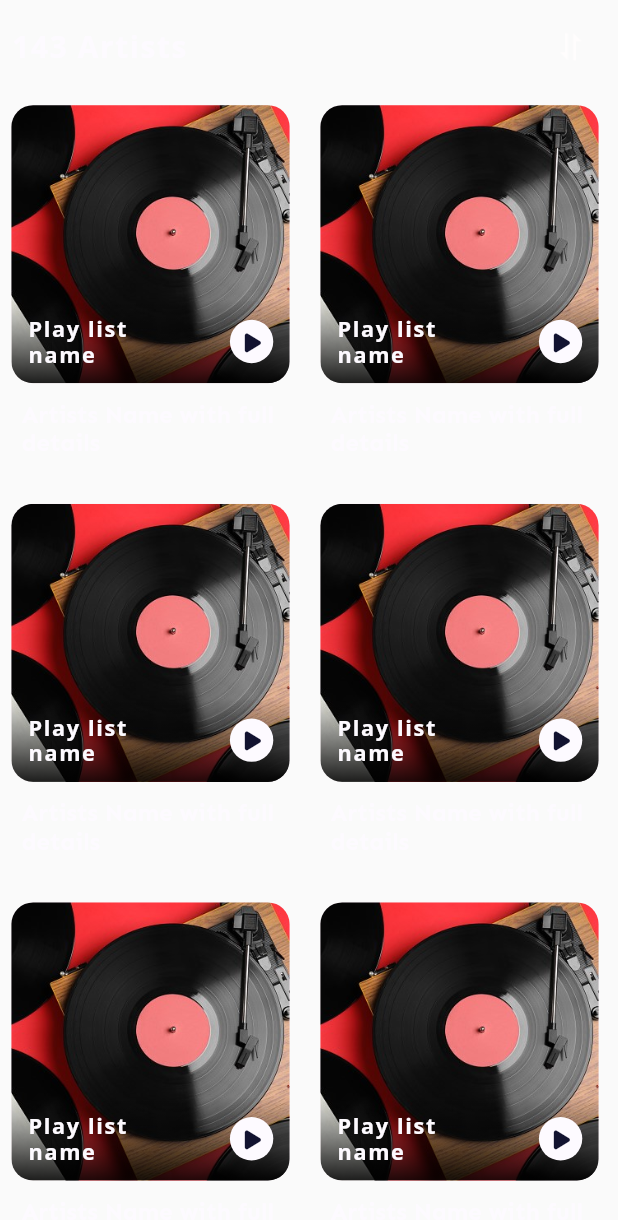
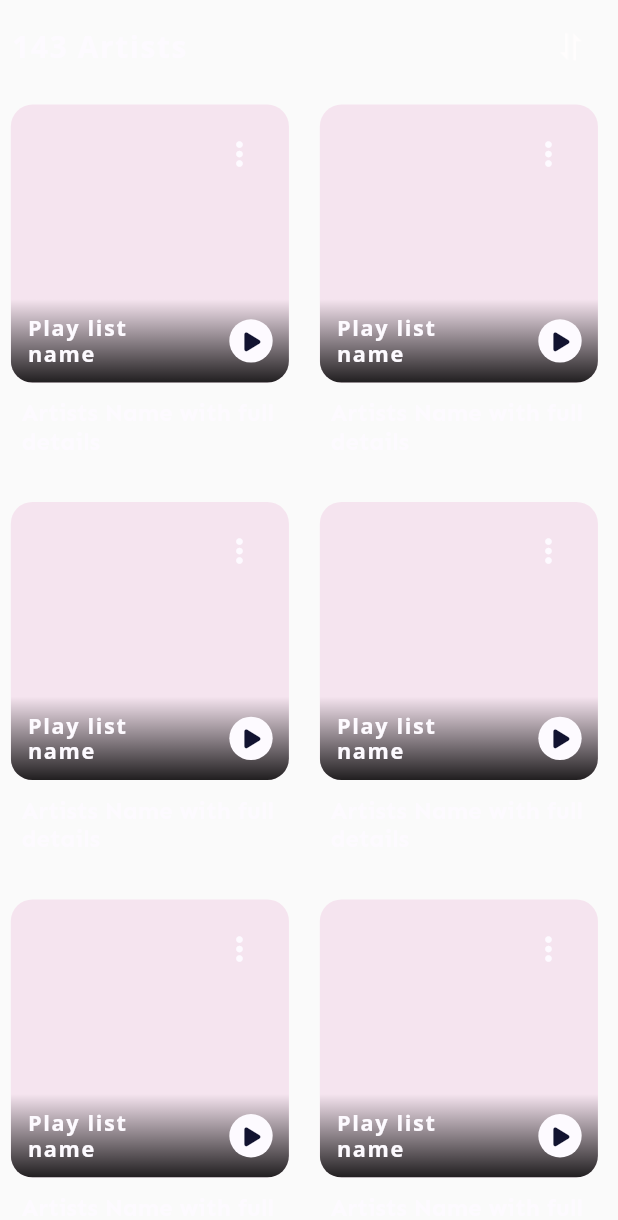
Before and after one commit to Sanaullh-Dev/bebop_music, a Flutter app: the ArtistsTab widget shown alone on an empty page, opened directly, on a phone screen of 412 x 824 dp. Shown: the top 1220 px of the screen. Run offline on Flutter 3.47's test engine with Material 2 defaults, Android fonts, the phone set to English and light mode, and no system bars; our stand-ins replace flutter_screenutil, font_awesome_flutter.

Commit message:
artists working

```diff
--- a/lib/pages/my_music/tabs_screen/albums_tab.dart
+++ b/lib/pages/my_music/tabs_screen/albums_tab.dart
@@ -10,6 +10,8 @@ class AlbumsTab extends StatelessWidget {
   @override
   // Library
   Widget build(BuildContext context) {
+     final size = MediaQuery.of(context).size.width * 0.45;
+
     return SingleChildScrollView(
       child: Column(
         children: [
@@ -30,7 +32,8 @@ class AlbumsTab extends StatelessWidget {
               crossAxisCount: 2,
               itemCount: 15,
               itemBuilder: (BuildContext context, int index) {
-                return const PlaylistCardMax(
+                return PlaylistCardMax(
+                  cardSize: size,
                     titleName: "Folder Name",
                     subTitleName: "Album Name",
                     cardDesc: "29 Songs");
--- a/lib/pages/my_music/tabs_screen/artists_tab.dart
+++ b/lib/pages/my_music/tabs_screen/artists_tab.dart
@@ -9,6 +9,8 @@ class ArtistsTab extends StatelessWidget {
 
   @override
   Widget build(BuildContext context) {
+    final size = MediaQuery.of(context).size.width * 0.45;
+
     return SingleChildScrollView(
       child: Column(
         children: [
@@ -24,12 +26,13 @@ class ArtistsTab extends StatelessWidget {
             ),
           ),
           AlignedGridView.count(
-            primary: false,
+              primary: false,
               shrinkWrap: true,
               crossAxisCount: 2,
               itemCount: 15,
               itemBuilder: (BuildContext context, int index) {
-                return const PlaylistCardMax(
+                return PlaylistCardMax(
+                  cardSize: size,
                   titleName: "Artists Name with full details",
                   subTitleName: "",
                   cardDesc: "Play list name",
--- a/lib/share_widgets/play_all_bar.dart
+++ b/lib/share_widgets/play_all_bar.dart
@@ -9,7 +9,7 @@ class PlayAllBar extends StatelessWidget {
 
   @override
   Widget build(BuildContext context) {
-    var btnSize = 80.sp;
+    var btnSize = 75.sp;
     return Row(
       children: [
         Container(
--- a/lib/share_widgets/playlist_card.dart
+++ b/lib/share_widgets/playlist_card.dart
@@ -65,23 +65,23 @@ class PlaylistCardMax extends StatelessWidget {
   final String titleName;
   final String subTitleName;
   final String cardDesc;
+  final double cardSize;
   const PlaylistCardMax(
       {super.key,
       required this.titleName,
       required this.subTitleName,
-      required this.cardDesc});
+      required this.cardDesc,
+      required this.cardSize});
 
   @override
   Widget build(BuildContext context) {
-    final size = MediaQuery.of(context).size.width * 0.45;
-
     return Column(
       crossAxisAlignment: CrossAxisAlignment.start,
       children: [
         Container(
-          width: size,
-          height: size,
-          margin: EdgeInsets.symmetric(vertical: 20.w, horizontal: 20.w),
+          width: cardSize,
+          height: cardSize,
+          margin: EdgeInsets.symmetric(vertical: 20.sp, horizontal: 20.sp),
           decoration: BoxDecoration(
               color: primaryLightColor,
               borderRadius: BorderRadius.circular(40.r)),
@@ -99,17 +99,19 @@ class PlaylistCardMax extends StatelessWidget {
                             color: textColor, size: 70.sp)),
                   ),
                 ),
-                SizedBox(
-                  width: size,
-                  height: size,
-                  // child: Image.asset('assets/images/default_img.jpg',
-                  child: Image.asset('assets/images/album.jpg',
-                      fit: BoxFit.fitHeight),
-                ),
-                Align(
+                // SizedBox(
+                //   width: cardSize,
+                //   height: cardSize,
+                //   // child: Image.asset('assets/images/default_img.jpg',
+                //   child: Image.asset('assets/images/album.jpg',
+                //       fit: BoxFit.fitHeight),
+                // ),
+                cardDesc.isEmpty
+                    ? const SizedBox()
+                    : Align(
                         alignment: Alignment.bottomCenter,
                         child: Container(
-                    height: size * 0.3,
+                          height: cardSize * 0.3,
                           decoration: const BoxDecoration(
                               gradient: LinearGradient(
                                   begin: Alignment.topCenter,
@@ -118,15 +120,15 @@ class PlaylistCardMax extends StatelessWidget {
                                 Colors.transparent,
                                 Colors.black87,
                               ])),
-                    padding:
-                        EdgeInsets.symmetric(vertical: 5.sp, horizontal: 30.sp),
+                          padding: EdgeInsets.symmetric(
+                              vertical: 5.sp, horizontal: 30.sp),
                           child: SizedBox(
-                      width: size * 0.9,
+                            width: cardSize * 0.9,
                             child: Row(
                               // mainAxisAlignment: MainAxisAlignment.spaceBetween,
                               children: [
                                 SizedBox(
-                            width: size * 0.6,
+                                  width: cardSize * 0.6,
                                   child: Text(cardDesc,
                                       // "play list name",
                                       maxLines: 2,
@@ -146,7 +148,8 @@ class PlaylistCardMax extends StatelessWidget {
                             ),
                           ),
                         ),
-                ),
+                      )
+
               ],
             ),
           ),
```
Also changed, not shown: lib/main.dart (+4 -3 lines), lib/pages/playlist_details/album_details.dart/album_details.dart (deleted, +0 -114 lines), lib/pages/playlist_details/album_page.dart (added, +77 -0 lines), lib/pages/playlist_details/artists_page.dart (added, +86 -0 lines), lib/pages/playlist_details/playlist_page.dart (renamed from lib/pages/playlist_details/playlist_details.dart, +5 -5 lines), lib/pages/playlist_details/share_widget/title_appbar.dart (added, +72 -0 lines), lib/pages/playlist_details/share_widget/playlist_title.dart (renamed from lib/pages/playlist_details/my_playlist.dart/playlist_title.dart). Lines whose indentation alone changed are shown as unchanged.
